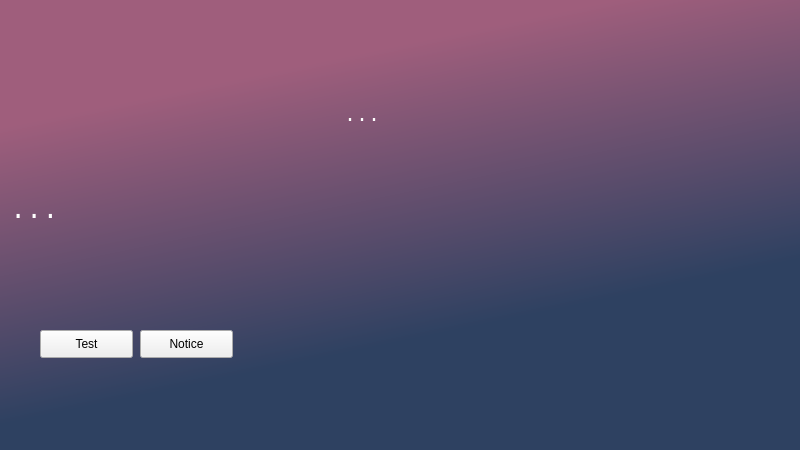
The window that GUI/MainForm.ui (cwal1220/ai-speaker-for-kpu-student) describes before a commit, drawn with Qt 5.
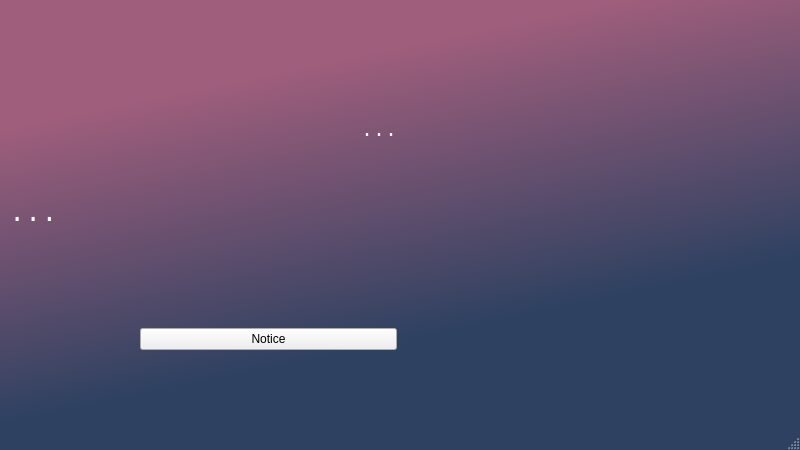
The same window after the commit. Icons and pictures are not drawn. Custom widgets are drawn as their Qt base class.

Patch:
```diff
--- a/GUI/MainForm.ui
+++ b/GUI/MainForm.ui
@@ -18,103 +18,27 @@
 QLabel{color: rgb(255, 255, 255);}</string>
   </property>
   <widget class="QWidget" name="centralwidget">
-   <widget class="QWidget" name="verticalLayoutWidget">
-    <property name="geometry">
-     <rect>
-      <x>370</x>
-      <y>-20</y>
-      <width>431</width>
-      <height>451</height>
-     </rect>
-    </property>
-    <layout class="QVBoxLayout" name="verticalLayout">
+   <layout class="QHBoxLayout" name="horizontalLayout_2">
      <item>
-      <widget class="Test" name="widget" native="true"/>
-     </item>
-    </layout>
-   </widget>
+     <layout class="QHBoxLayout" name="horizontalLayout">
+      <item>
+       <layout class="QGridLayout" name="gridLayout">
+        <item row="3" column="1" rowspan="2" colspan="2">
    <widget class="QPushButton" name="pushButton_notice">
-    <property name="geometry">
-     <rect>
-      <x>140</x>
-      <y>330</y>
-      <width>93</width>
-      <height>28</height>
-     </rect>
-    </property>
     <property name="text">
      <string>Notice</string>
     </property>
    </widget>
-   <widget class="QPushButton" name="pushButton_test">
-    <property name="geometry">
-     <rect>
-      <x>40</x>
-      <y>330</y>
-      <width>93</width>
-      <height>28</height>
-     </rect>
-    </property>
-    <property name="text">
-     <string>Test</string>
-    </property>
-   </widget>
-   <widget class="QLabel" name="label_stt">
-    <property name="geometry">
-     <rect>
-      <x>0</x>
-      <y>70</y>
-      <width>380</width>
-      <height>91</height>
-     </rect>
-    </property>
-    <property name="font">
-     <font>
-      <family>Consolas</family>
-      <pointsize>15</pointsize>
-     </font>
-    </property>
-    <property name="layoutDirection">
-     <enum>Qt::LeftToRight</enum>
-    </property>
-    <property name="text">
-     <string>...</string>
-    </property>
-    <property name="alignment">
-     <set>Qt::AlignRight|Qt::AlignTrailing|Qt::AlignVCenter</set>
-    </property>
-   </widget>
-   <widget class="QWidget" name="verticalLayoutWidget_2">
-    <property name="geometry">
-     <rect>
-      <x>0</x>
-      <y>0</y>
-      <width>67</width>
-      <height>67</height>
-     </rect>
-    </property>
-    <layout class="QVBoxLayout" name="verticalLayout_notice">
-     <item>
+        </item>
+        <item row="0" column="0">
       <widget class="QLabel" name="label_notice">
        <property name="text">
         <string/>
        </property>
-       <property name="pixmap">
-        <pixmap>img/notice.png</pixmap>
-       </property>
-      </widget>
-     </item>
-    </layout>
-   </widget>
+         </widget>
+        </item>
+        <item row="2" column="0" colspan="3">
    <widget class="QLabel" name="label_tts">
-    <property name="geometry">
-     <rect>
-      <x>10</x>
-      <y>165</y>
-      <width>380</width>
-      <height>91</height>
-     </rect>
-    </property>
     <property name="font">
      <font>
       <family>Consolas</family>
@@ -131,6 +55,34 @@
      <set>Qt::AlignLeading|Qt::AlignLeft|Qt::AlignVCenter</set>
     </property>
    </widget>
+        </item>
+        <item row="1" column="0" colspan="3">
+         <widget class="QLabel" name="label_stt">
+          <property name="font">
+           <font>
+            <family>Consolas</family>
+            <pointsize>15</pointsize>
+           </font>
+          </property>
+          <property name="layoutDirection">
+           <enum>Qt::LeftToRight</enum>
+          </property>
+          <property name="text">
+           <string>...</string>
+          </property>
+          <property name="alignment">
+           <set>Qt::AlignRight|Qt::AlignTrailing|Qt::AlignVCenter</set>
+          </property>
+         </widget>
+        </item>
+       </layout>
+      </item>
+      <item>
+       <widget class="Test" name="widget" native="true"/>
+      </item>
+     </layout>
+    </item>
+   </layout>
   </widget>
   <widget class="QMenuBar" name="menubar">
    <property name="geometry">
@@ -142,6 +94,7 @@
     </rect>
    </property>
   </widget>
+  <widget class="QStatusBar" name="statusbar"/>
  </widget>
  <customwidgets>
   <customwidget>
```
Left out of the diff: 2 changed lines with no effect on the pictures. Lines whose indentation alone changed are shown as unchanged.
